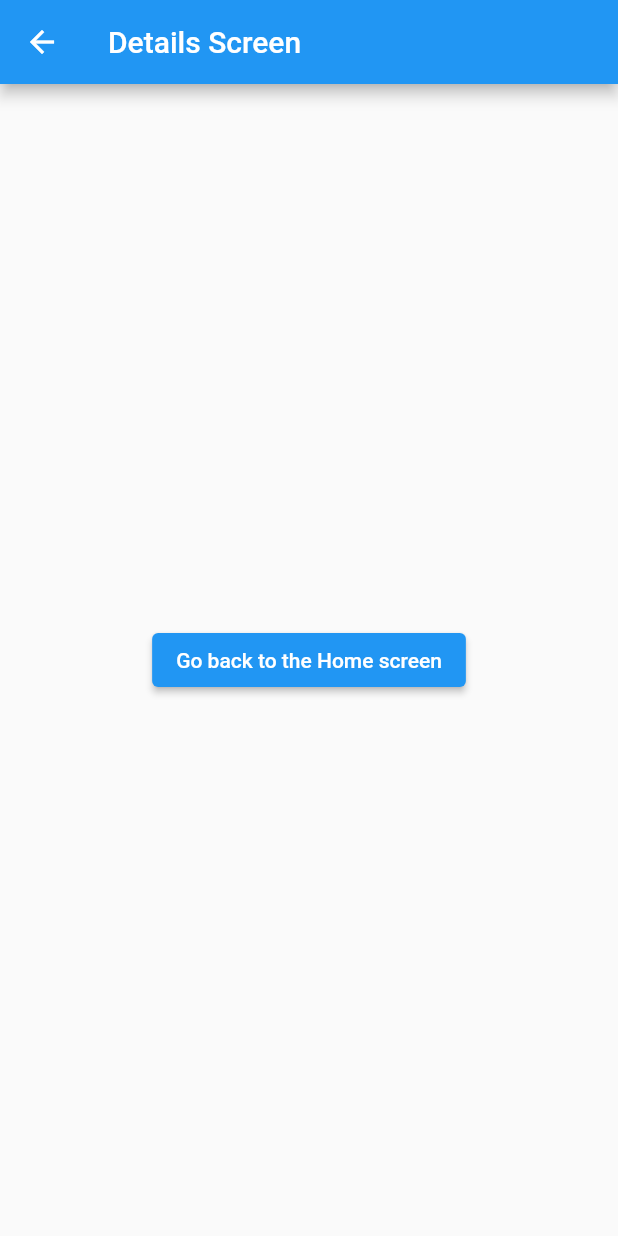
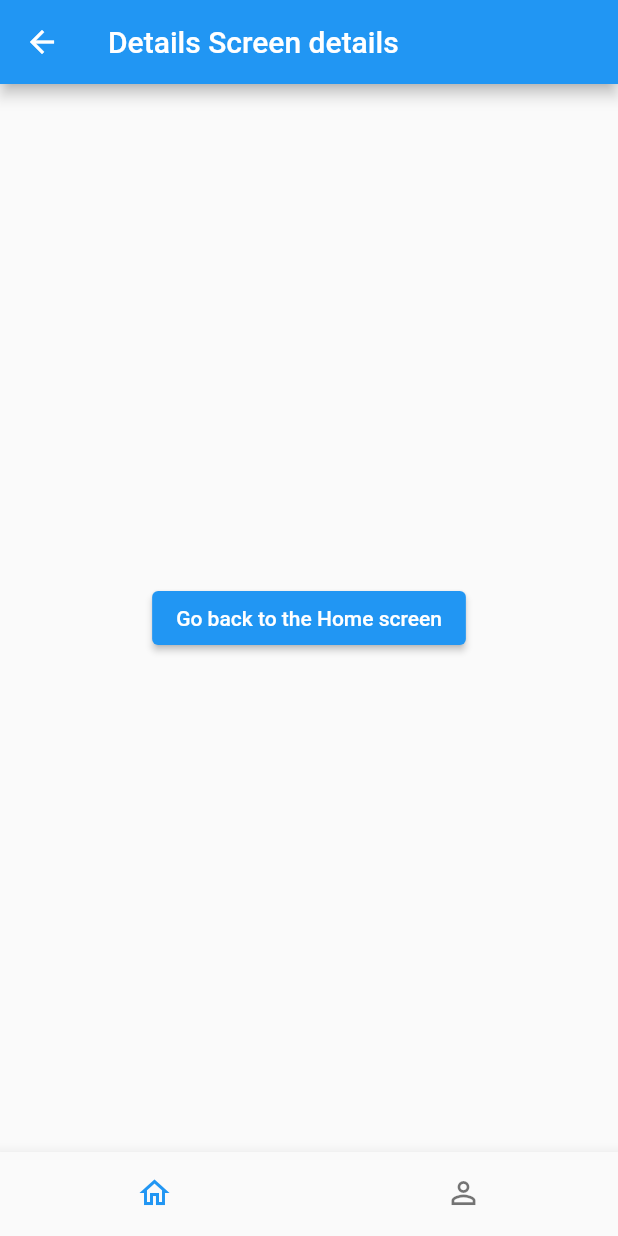
Before and after one commit to Jihed0405/start_app, a Flutter app: the HomeScreen screen opened by its route, after a tap on "Go to the Details screen", on a phone screen of 412 x 824 dp. Run offline on Flutter 3.47's test engine with Material 2 defaults, Android fonts, the phone set to English and light mode, and no system bars; our stand-ins replace go_router.

Commit message:
add home login and profile router with the bottomnavigation bar and empty widgets

```diff
--- /dev/null
+++ b/lib/components/bottom_navigation_bar.dart
@@ -0,0 +1,30 @@
+import 'package:flutter/material.dart';
+import 'package:go_router/go_router.dart';
+
+class ScaffoldBottomNavigationBar extends StatelessWidget {
+  const ScaffoldBottomNavigationBar({
+    required this.navigationShell,
+    Key? key,
+  }) : super(key: key ?? const ValueKey<String>('ScaffoldBottomNavigationBar'));
+
+  final StatefulNavigationShell navigationShell;
+
+  @override
+  Widget build(BuildContext context) {
+    return Scaffold(
+      body: navigationShell,
+      bottomNavigationBar: BottomNavigationBar(
+        showSelectedLabels: false,
+showUnselectedLabels: false,
+        items: const <BottomNavigationBarItem>[
+          BottomNavigationBarItem(icon: Icon(Icons.home_outlined), label: 'Section_A'),
+          BottomNavigationBarItem(icon: Icon(Icons.perm_identity), label: 'Section_B'),
+        ],
+        currentIndex: navigationShell.currentIndex,
+        onTap: (int tappedIndex) {
+          navigationShell.goBranch(tappedIndex);
+        },
+      ),
+    );
+  }
+}
--- a/lib/routes.dart
+++ b/lib/routes.dart
@@ -1,23 +1,67 @@
 import 'package:flutter/material.dart';
 import 'package:go_router/go_router.dart';
+import 'package:start_app/components/bottom_navigation_bar.dart';
 import 'package:start_app/screens/details_screen.dart';
 import 'package:start_app/screens/home_screen.dart';
-final GoRouter  _router = GoRouter(routes: <RouteBase>[
-GoRoute(
-  path: '/',
-  builder: (BuildContext context ,GoRouterState state ){
-    return const HomeScreen();
-  },
-  routes: <RouteBase>[
-    GoRoute(path: 'details',
+import 'package:start_app/screens/login_screen.dart';
+import 'package:start_app/screens/profile_screen.dart';
+final GoRouter  _router = GoRouter(
+   initialLocation: '/login',
+  routes: <RouteBase>
+[
+    GoRoute(
+      path: '/login',
     builder: (BuildContext context, GoRouterState state){
-      return const DetailsScreen();
+      return const LoginScreen();
     },
     ),
+
+
+     StatefulShellRoute.indexedStack(
+        builder: (BuildContext context, GoRouterState state,
+            StatefulNavigationShell navigationShell) {
+          return ScaffoldBottomNavigationBar(
+            navigationShell: navigationShell,
+          );
+        },
+        branches: <StatefulShellBranch>[
+          StatefulShellBranch(
+            routes: <RouteBase>[
+                GoRoute(
+                path: '/home',
+                builder: (BuildContext context, GoRouterState state) {
+                  return const HomeScreen();
+                },
+                routes: <RouteBase>[
+                  GoRoute(
+                    path: 'details',
+                    builder: (BuildContext context, GoRouterState state) {
+                      return const DetailsScreen(label: 'details');
+                    },
+                  ),
+                ],
+              ),
+            ],
+          ),
+           StatefulShellBranch(
+            routes: <RouteBase>[
+                GoRoute(
+                path: '/profile',
+                builder: (BuildContext context, GoRouterState state) {
+                  return const ProfileScreen();
+                },
+
+              ),
+            ],
+          ),
+
+        ],
+
+              ),
   ],
-  ),
-]
-);
+  );
+
+
 
 GoRouter getRouter (){
   return _router;
--- a/lib/screens/details_screen.dart
+++ b/lib/screens/details_screen.dart
@@ -1,16 +1,22 @@
 import 'package:flutter/material.dart';
 import 'package:go_router/go_router.dart';
 
-class DetailsScreen extends StatelessWidget {
-  const DetailsScreen({super.key});
+class DetailsScreen extends StatefulWidget {
+  const DetailsScreen({super.key,required this.label});
+final String label;
 
+  @override
+  State<DetailsScreen> createState() => _DetailsScreenState();
+}
+
+class _DetailsScreenState extends State<DetailsScreen> {
   @override
   Widget build(BuildContext context) {
     return Scaffold(
-      appBar: AppBar(title: const Text('Details Screen')),
+      appBar: AppBar(title:  Text('Details Screen ${widget.label}')),
       body: Center(
         child: ElevatedButton(
-          onPressed: () => context.go('/'),
+          onPressed: () => context.go('/home'),
           child: const Text('Go back to the Home screen'),
         ),
       ),
--- a/lib/screens/home_screen.dart
+++ b/lib/screens/home_screen.dart
@@ -10,7 +10,7 @@ class HomeScreen extends StatelessWidget {
       appBar: AppBar(title: const Text('Home Screen')),
       body: Center(
         child: ElevatedButton(
-          onPressed: () => context.go('/details'),
+          onPressed: () => context.go('/home/details'),
           child: const Text('Go to the Details screen'),
         ),
       ),
```
Also changed, not shown: lib/screens/login_screen.dart (added, +26 -0 lines), lib/screens/profile_screen.dart (added, +19 -0 lines).
